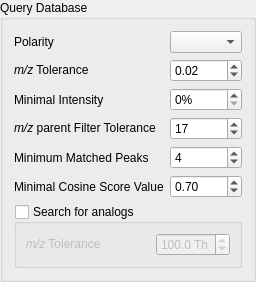
Qt form lib/ui/widgets/databases_options_widget.ui (metgem/metgem) before a commit.
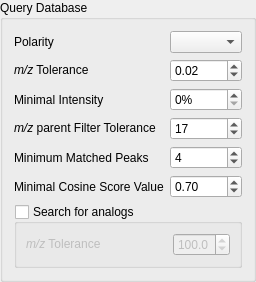
The same form after that commit.

Commit message: Fix unit of m/z in Databases Options' widget

```diff
--- a/lib/ui/widgets/databases_options_widget.ui
+++ b/lib/ui/widgets/databases_options_widget.ui
@@ -76,7 +76,7 @@
          <string/>
         </property>
         <property name="suffix">
-         <string> Th</string>
+         <string/>
         </property>
         <property name="decimals">
          <number>1</number>
```
